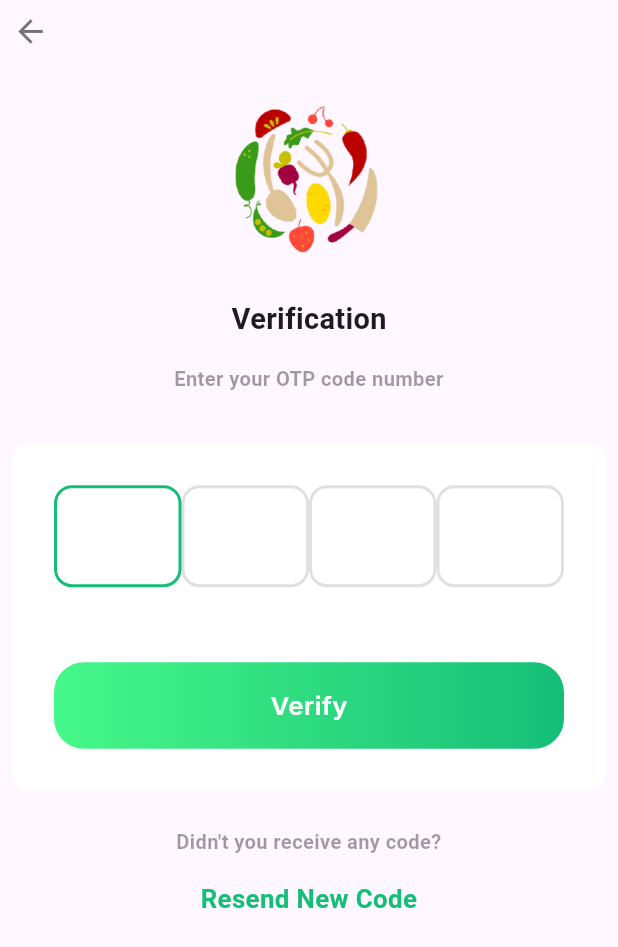
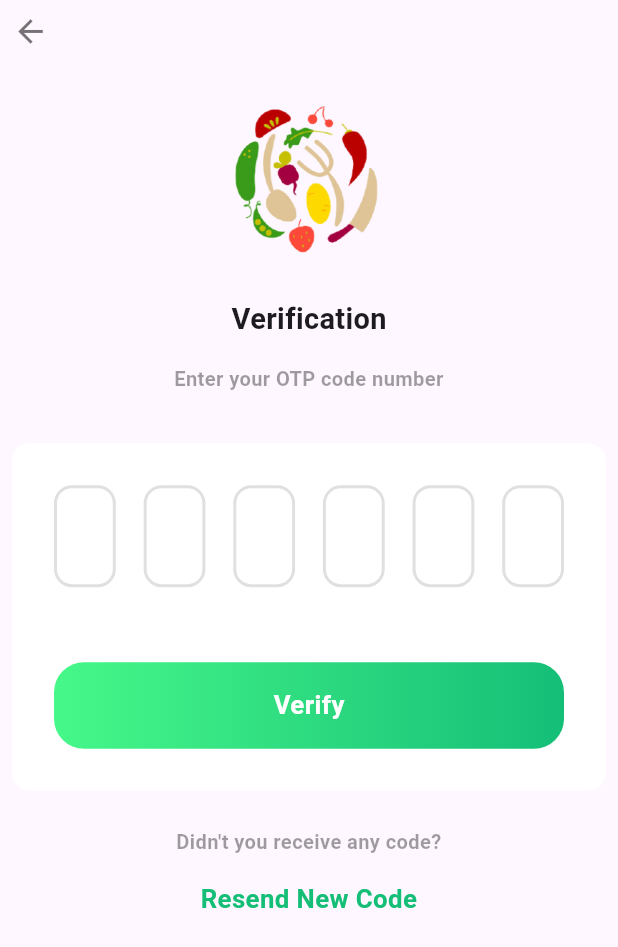
Before and after one commit to UmaraRana1122/Assessment, a Flutter app: the OTPScreen screen opened directly with empty values, after a tap on "Verify", on a phone screen of 412 x 824 dp. Shown: the top 947 px of the screen. Run offline on Flutter 3.47's test engine with Material 3 defaults, Android fonts, the phone set to English and light mode, and no system bars; our stand-ins replace cloud_firestore, firebase_auth, firebase_core, firebase_storage, flutter_easyloading, flutter_image_compress and 7 more; missing offline and left inert: flutter_pin_code_widget, flutter_ripple, slideable; accounts and stored records are empty; network calls fail.

Commit message:
otp screen successfully registered

```diff
--- a/lib/Screens/otp_Screen.dart
+++ b/lib/Screens/otp_Screen.dart
@@ -1,24 +1,22 @@
-import 'dart:math';
-
 import 'package:firebase_auth/firebase_auth.dart';
 import 'package:flutter/material.dart';
 import 'package:practiceapp/Screens/otpRegisterScreen.dart';
-import 'package:practiceapp/Widgets/genericTextWidget.dart';
 import 'package:practiceapp/Widgets/otpWidget.dart';
 import 'package:responsive_sizer/responsive_sizer.dart';
 
 class OTPScreen extends StatefulWidget {
   String verificationId;
 
-   OTPScreen({super.key, required this.verificationId});
+  OTPScreen({Key? key, required this.verificationId}) : super(key: key);
 
   @override
   State<OTPScreen> createState() => _OTPScreenState();
 }
 
 class _OTPScreenState extends State<OTPScreen> {
-  TextEditingController otpController = TextEditingController();
-
+  List<TextEditingController> otpController =
+      List.generate(6, (_) => TextEditingController());
+// TextEditingController otpController = TextEditingController();
   @override
   Widget build(BuildContext context) {
     return Scaffold(
@@ -79,25 +77,41 @@ class _OTPScreenState extends State<OTPScreen> {
                 child: Column(
                   children: [
                     Row(
-                        mainAxisAlignment: MainAxisAlignment.spaceBetween,
-                        children: [
-                          textFieldOTP(context),
-                          textFieldOTP(context),
-                          textFieldOTP(context),
-                          textFieldOTP(context),
-                        ]),
+                      mainAxisAlignment: MainAxisAlignment.spaceBetween,
+                      children: List.generate(
+                        6,
+                        (index) =>
+                            textFieldOTP(context, otpController[index])
+                      ),
+                    ),
                     SizedBox(
                       height: 4.h,
                     ),
                     Center(
                       child: InkWell(
-                        onTap: () async{
-                          try{
-PhoneAuthCredential credential=await PhoneAuthProvider.credential(verificationId: widget.verificationId,smsCode: otpController.text.toString());
-FirebaseAuth.instance.signInWithCredential(credential).then((value){
-  Navigator.push(context, MaterialPageRoute(builder: (context)=>OTPRegisterScreen()));
-});
-                          }catch(ex){
+                        onTap: () async {
+                          try {
+                            String enteredOTP = otpController
+                                .map((controller) => controller.text)
+                                .join();
+
+                            PhoneAuthCredential credential =
+                                PhoneAuthProvider.credential(
+                              verificationId: widget.verificationId,
+                              smsCode: enteredOTP,
+                            );
+
+                            await FirebaseAuth.instance
+                                .signInWithCredential(credential)
+                                .then((value) {
+                              Navigator.push(
+                                context,
+                                MaterialPageRoute(
+                                  builder: (context) => OTPRegisterScreen(),
+                                ),
+                              );
+                            });
+                          } catch (ex) {
                             print(ex.toString());
                           }
                         },
@@ -116,10 +130,13 @@ FirebaseAuth.instance.signInWithCredential(credential).then((value){
                             ),
                           ),
                           child: Align(
-                            child: genericTextWidget("Verify",
-                                color: Colors.white,
-                                fontSize: 17.sp,
-                                fontWeight: FontWeight.w600),
+                            child: Text(
+                              'Verify',
+                              style: TextStyle(
+                                  fontSize: 17.sp,
+                                  color: Colors.white,
+                                  fontWeight: FontWeight.w600),
+                            ),
                           ),
                         ),
                       ),
--- a/lib/Widgets/otpWidget.dart
+++ b/lib/Widgets/otpWidget.dart
@@ -1,27 +1,19 @@
 import 'package:flutter/material.dart';
+import 'package:responsive_sizer/responsive_sizer.dart';
 
-Widget textFieldOTP(BuildContext context,
+Widget textFieldOTP( context, TextEditingController otpControllers,
     {bool first = false, bool last = false}) {
   return SizedBox(
     height: 85,
+    width: 10.w,
     child: AspectRatio(
       aspectRatio: 1.0,
       child: TextField(
-        autofocus: true,
-        onChanged: (value) {
-          if (value.length == 1 && last == false) {
-            FocusScope.of(context).nextFocus();
-          }
-          if (value.isEmpty && first == false) {
-            FocusScope.of(context).previousFocus();
-          }
-        },
-        showCursor: false,
-        readOnly: false,
+        controller: otpControllers,
         textAlign: TextAlign.center,
-        style: TextStyle(fontSize: 24, fontWeight: FontWeight.bold),
         keyboardType: TextInputType.number,
         maxLength: 1,
+        style: TextStyle(fontSize: 24, fontWeight: FontWeight.bold),
         decoration: InputDecoration(
           counter: Offstage(),
           enabledBorder: OutlineInputBorder(
--- a/pubspec.yaml
+++ b/pubspec.yaml
@@ -61,7 +61,7 @@ dependencies:
   firebase_storage: ^11.2.6
   flutter_easyloading: ^3.0.5
   flutter_image_compress:
-  firebase_auth: ^4.9.0
+  firebase_auth: ^4.15.3
   flutter_cache_manager: ^3.3.1
   google_sign_in:
   crypto:
```
Also changed, not shown: lib/Screens/otpRegisterScreen.dart (+14 -8 lines).
